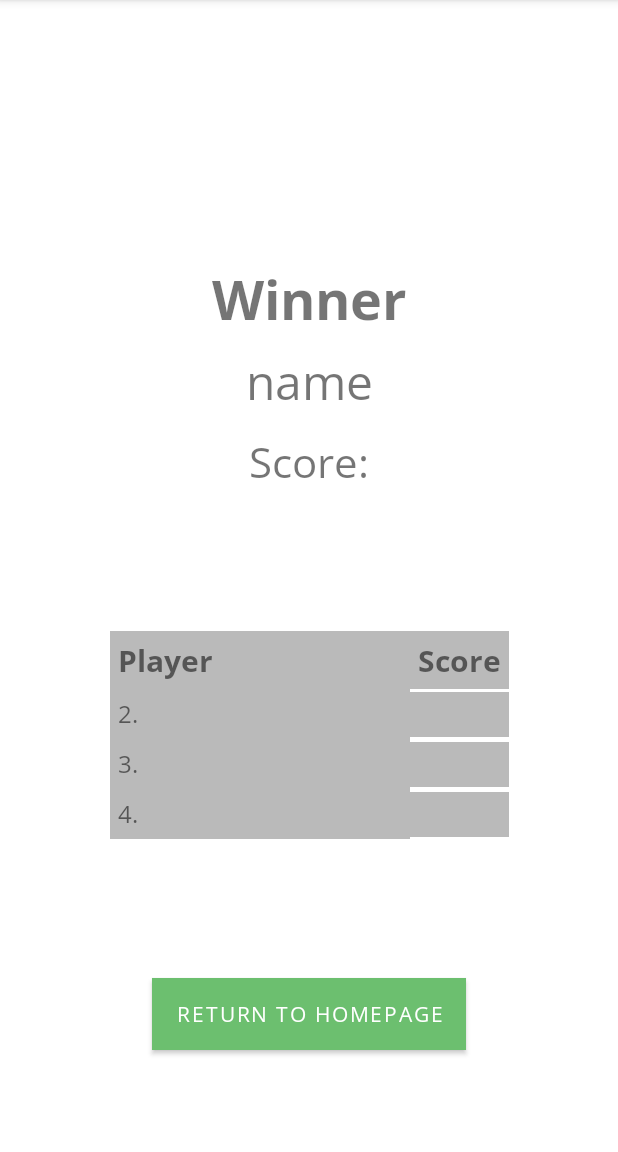
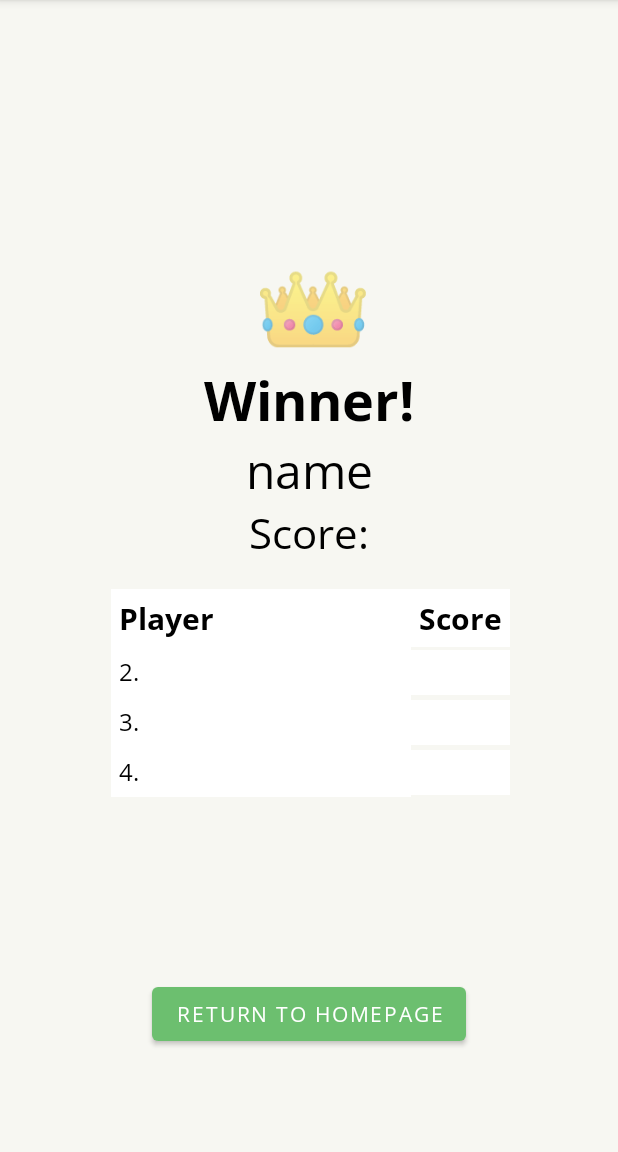
Before and after one commit to CMSC-475/mini-golf-app, an Android app: the EndGameActivity screen opened directly, with no data from a screen before it, on a phone screen of 412 x 824 dp, the part 84-1236 px from its top. Run offline under Robolectric (Android 15) with nearby library versions, the phone set to English and light mode, and no system bars.

Commit message:
Added crown, changed BG color, changed table color

```diff
--- a/project/app/src/main/java/com/gooey_group/minigolfapp/EndGameActivity.java
+++ b/project/app/src/main/java/com/gooey_group/minigolfapp/EndGameActivity.java
@@ -6,6 +6,8 @@ import android.os.Bundle;
 import android.view.View;
 import android.widget.Button;
 import android.content.Intent;
+import android.widget.TableLayout;
+import android.widget.TableRow;
 import android.widget.TextView;
 
 import java.util.Arrays;
@@ -31,20 +33,49 @@ public class EndGameActivity extends AppCompatActivity implements Serializable {
 
             // sort players based on total score
             Arrays.sort(gameData.players);
-            Player playerOne = gameData.players[0];
-            TextView playerOneName = (TextView) findViewById(R.id.name1);
-            TextView playerOneScore = (TextView) findViewById(R.id.score1);
-            playerOneName.setText(playerOne.name);
-            playerOneScore.setText("Score: " + Integer.toString(playerOne.totalScore));
 
-            if (gameData.numPlayers == 2) {
+            // check for certain cases so the app screen is formatted better
+            if (gameData.numPlayers == 1) {
+                TableLayout playersTable = (TableLayout) findViewById(R.id.table1);
+                playersTable.setVisibility(View.GONE);
+                Player playerOne = gameData.players[0];
+                TextView playerOneName = (TextView) findViewById(R.id.name1);
+                TextView playerOneScore = (TextView) findViewById(R.id.score1);
+                playerOneName.setText(playerOne.name);
+                playerOneScore.setText("Score: " + Integer.toString(playerOne.totalScore));
+            }
+            else if (gameData.numPlayers == 2) {
                 // todo: hard coded table for now, will make dynamic later
                 // can possibly just put this in a for loop, with i being used to find gameData.players[i], name(i+1), and score(i+1)
+                Player playerOne = gameData.players[0];
+                TextView playerOneName = (TextView) findViewById(R.id.name1);
+                TextView playerOneScore = (TextView) findViewById(R.id.score1);
+                playerOneName.setText(playerOne.name);
+                playerOneScore.setText("Score: " + Integer.toString(playerOne.totalScore));
+
                 Player playerTwo = gameData.players[1];
                 TextView playerTwoName = (TextView) findViewById(R.id.name2);
                 TextView playerTwoScore = (TextView) findViewById(R.id.score2);
                 playerTwoName.setText("2. " + playerTwo.name);
                 playerTwoScore.setText(Integer.toString(playerTwo.totalScore));
+                TableRow removeRow = (TableRow) findViewById((R.id.row2));
+                removeRow.setVisibility(View.GONE);
+                removeRow = (TableRow) findViewById((R.id.row3));
+                removeRow.setVisibility(View.GONE);
+            }
+            // currently only supports up to four players
+            else {
+                Player currPlayer = gameData.players[2];
+                TextView currPlayerName = (TextView) findViewById(R.id.name3);
+                TextView currPlayerScore = (TextView) findViewById(R.id.score3);
+                currPlayerName.setText("3. " + currPlayer.name);
+                currPlayerScore.setText(Integer.toString(currPlayer.totalScore));
+
+                currPlayer = gameData.players[3];
+                currPlayerName = (TextView) findViewById(R.id.name4);
+                currPlayerScore = (TextView) findViewById(R.id.score4);
+                currPlayerName.setText("4. " + currPlayer.name);
+                currPlayerScore.setText(Integer.toString(currPlayer.totalScore));
             }
         }
 
--- a/project/app/src/main/res/layout/activity_end_game.xml
+++ b/project/app/src/main/res/layout/activity_end_game.xml
@@ -4,6 +4,7 @@
     xmlns:tools="http://schemas.android.com/tools"
     android:layout_width="match_parent"
     android:layout_height="match_parent"
+    android:background="#f7f7f2"
     tools:context=".EndGameActivity">
 
     <Button
@@ -11,7 +12,6 @@
         android:layout_width="wrap_content"
         android:layout_height="wrap_content"
         android:layout_marginBottom="68dp"
-        android:background="#988181"
         android:fontFamily="@font/open_sans"
         android:text="Return To Homepage"
         app:backgroundTint="#6CBF6F"
@@ -24,54 +24,54 @@
         android:id="@+id/textView2"
         android:layout_width="wrap_content"
         android:layout_height="wrap_content"
-        android:layout_marginBottom="8dp"
         android:fontFamily="@font/open_sans_bold"
-        android:text="Winner"
+        android:gravity="center"
+        android:text="Winner!"
+        android:textColor="#000000"
         android:textSize="36dp"
         app:layout_constraintBottom_toTopOf="@+id/name1"
         app:layout_constraintEnd_toEndOf="parent"
-        app:layout_constraintHorizontal_bias="0.5"
         app:layout_constraintStart_toStartOf="parent"
         app:layout_constraintTop_toTopOf="parent"
         app:layout_constraintVertical_bias="1.0" />
 
     <TextView
-        android:id="@+id/name1"
-        android:layout_width="wrap_content"
-        android:layout_height="wrap_content"
-        android:layout_marginTop="232dp"
-        android:fontFamily="@font/open_sans"
-        android:text="name"
-        android:textSize="32dp"
-        app:layout_constraintBottom_toTopOf="@+id/returnHP"
-        app:layout_constraintEnd_toEndOf="parent"
-        app:layout_constraintHorizontal_bias="0.5"
-        app:layout_constraintStart_toStartOf="parent"
-        app:layout_constraintTop_toTopOf="parent"
-        app:layout_constraintVertical_bias="0.0" />
-
-    <TextView
         android:id="@+id/score1"
         android:layout_width="wrap_content"
         android:layout_height="wrap_content"
-        android:layout_marginTop="12dp"
         android:fontFamily="@font/open_sans"
+        android:gravity="center"
         android:text="Score:"
+        android:textColor="#000000"
         android:textSize="28dp"
-        app:layout_constraintBottom_toTopOf="@+id/returnHP"
         app:layout_constraintEnd_toEndOf="parent"
         app:layout_constraintStart_toStartOf="parent"
-        app:layout_constraintTop_toBottomOf="@+id/name1"
-        app:layout_constraintVertical_bias="0.0" />
+        app:layout_constraintTop_toBottomOf="@+id/name1" />
+
+    <TextView
+        android:id="@+id/crown"
+        android:layout_width="75dp"
+        android:layout_height="82dp"
+        android:text="@string/crown_emoji"
+        android:textSize="64sp"
+        app:layout_constraintBottom_toTopOf="@+id/textView2"
+        app:layout_constraintEnd_toEndOf="parent"
+        app:layout_constraintStart_toStartOf="parent"
+        app:layout_constraintTop_toTopOf="parent"
+        app:layout_constraintVertical_bias="1.0" />
 
     <TableLayout
         android:id="@+id/table1"
         android:layout_width="wrap_content"
         android:layout_height="wrap_content"
-        app:layout_constraintBottom_toTopOf="@+id/returnHP"
+        android:layout_marginTop="16dp"
+        android:layout_marginBottom="196dp"
+        app:layout_constraintBottom_toBottomOf="parent"
         app:layout_constraintEnd_toEndOf="parent"
+        app:layout_constraintHorizontal_bias="0.506"
         app:layout_constraintStart_toStartOf="parent"
-        app:layout_constraintTop_toBottomOf="@+id/score1">
+        app:layout_constraintTop_toBottomOf="@+id/score1"
+        app:layout_constraintVertical_bias="0.05">
 
         <TableRow
             android:id="@+id/row0"
@@ -82,10 +82,11 @@
                 android:id="@+id/nameHeader"
                 android:layout_width="200dp"
                 android:layout_height="wrap_content"
-                android:background="#BABABA"
+                android:background="#FFFFFF"
                 android:fontFamily="@font/open_sans_bold"
                 android:padding="5sp"
                 android:text="Player"
+                android:textColor="#000000"
                 android:textSize="20sp"
                 android:textStyle="bold" />
 
@@ -93,11 +94,12 @@
                 android:id="@+id/scoreHeader"
                 android:layout_width="wrap_content"
                 android:layout_height="wrap_content"
-                android:background="#BABABA"
+                android:background="#FFFFFF"
                 android:fontFamily="@font/open_sans_bold"
                 android:gravity="center"
                 android:padding="5sp"
                 android:text="Score"
+                android:textColor="#000000"
                 android:textSize="20sp"
                 android:textStyle="bold" />
         </TableRow>
@@ -111,20 +113,22 @@
                 android:id="@+id/name2"
                 android:layout_width="200dp"
                 android:layout_height="wrap_content"
-                android:background="#BABABA"
+                android:background="#FFFFFF"
                 android:fontFamily="@font/open_sans"
                 android:padding="5sp"
                 android:text="2."
+                android:textColor="#000000"
                 android:textSize="16sp" />
 
             <TextView
                 android:id="@+id/score2"
                 android:layout_width="wrap_content"
                 android:layout_height="wrap_content"
-                android:background="#BABABA"
+                android:background="#FFFFFF"
                 android:fontFamily="@font/open_sans"
                 android:gravity="center"
                 android:padding="5sp"
+                android:textColor="#000000"
                 android:textSize="16sp" />
         </TableRow>
 
@@ -137,20 +141,22 @@
                 android:id="@+id/name3"
                 android:layout_width="200dp"
                 android:layout_height="wrap_content"
-                android:background="#BABABA"
+                android:background="#FFFFFF"
                 android:fontFamily="@font/open_sans"
                 android:padding="5sp"
                 android:text="3."
+                android:textColor="#000000"
                 android:textSize="16sp" />
 
             <TextView
                 android:id="@+id/score3"
                 android:layout_width="wrap_content"
                 android:layout_height="wrap_content"
-                android:background="#BABABA"
+                android:background="#FFFFFF"
                 android:fontFamily="@font/open_sans"
                 android:gravity="center"
                 android:padding="5sp"
+                android:textColor="#000000"
                 android:textSize="16sp" />
 
         </TableRow>
@@ -164,23 +170,41 @@
                 android:id="@+id/name4"
                 android:layout_width="200dp"
                 android:layout_height="wrap_content"
-                android:background="#BABABA"
+                android:background="#FFFFFF"
                 android:fontFamily="@font/open_sans"
                 android:padding="5sp"
                 android:text="4."
+                android:textColor="#000000"
                 android:textSize="16sp" />
 
             <TextView
                 android:id="@+id/score4"
                 android:layout_width="wrap_content"
                 android:layout_height="wrap_content"
-                android:background="#BABABA"
+                android:background="#FFFFFF"
                 android:fontFamily="@font/open_sans"
                 android:gravity="center"
                 android:padding="5sp"
+                android:textColor="#000000"
                 android:textSize="16sp" />
         </TableRow>
 
     </TableLayout>
 
+    <TextView
+        android:id="@+id/name1"
+        android:layout_width="wrap_content"
+        android:layout_height="wrap_content"
+        android:layout_marginTop="232dp"
+        android:fontFamily="@font/open_sans"
+        android:gravity="center"
+        android:text="name"
+        android:textColor="#000000"
+        android:textSize="32dp"
+        app:layout_constraintBottom_toTopOf="@+id/returnHP"
+        app:layout_constraintEnd_toEndOf="parent"
+        app:layout_constraintStart_toStartOf="parent"
+        app:layout_constraintTop_toTopOf="parent"
+        app:layout_constraintVertical_bias="0.158" />
+
 </androidx.constraintlayout.widget.ConstraintLayout>
--- a/project/app/src/main/res/values/strings.xml
+++ b/project/app/src/main/res/values/strings.xml
@@ -1,3 +1,4 @@
 <resources>
     <string name="app_name">MiniGolfApp</string>
+    <string name = "crown_emoji"> &#x1f451; </string>
 </resources>
```
